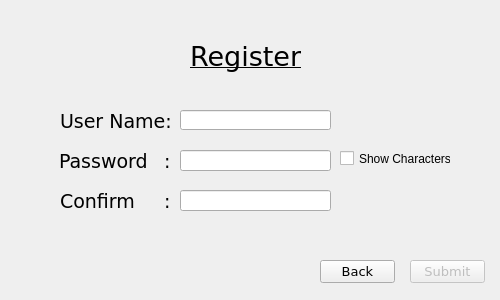
Bhitt/Hitt_Branden_CIS17B_48037, file Project/ShoppingCartV11/registerchild.ui: the form before one commit.
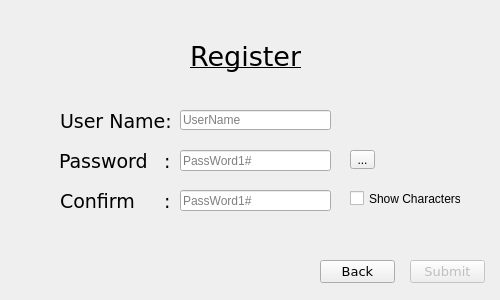
The form after the commit. Icons and pictures are not drawn. Custom widgets are drawn as their Qt base class.

Patch:
```diff
--- a/Project/ShoppingCartV11/registerchild.ui
+++ b/Project/ShoppingCartV11/registerchild.ui
@@ -42,6 +42,9 @@
      <height>20</height>
     </rect>
    </property>
+   <property name="placeholderText">
+    <string>UserName</string>
+   </property>
   </widget>
   <widget class="QLabel" name="label">
    <property name="geometry">
@@ -109,6 +112,9 @@
    <property name="echoMode">
     <enum>QLineEdit::Password</enum>
    </property>
+   <property name="placeholderText">
+    <string>PassWord1#</string>
+   </property>
   </widget>
   <widget class="QPushButton" name="Submit">
    <property name="enabled">
@@ -141,8 +147,8 @@
   <widget class="QCheckBox" name="showChar">
    <property name="geometry">
     <rect>
-     <x>340</x>
-     <y>150</y>
+     <x>350</x>
+     <y>190</y>
      <width>111</width>
      <height>17</height>
     </rect>
@@ -154,10 +160,10 @@
   <widget class="QLabel" name="Warning">
    <property name="geometry">
     <rect>
-     <x>50</x>
-     <y>180</y>
+     <x>60</x>
+     <y>220</y>
      <width>311</width>
-     <height>61</height>
+     <height>31</height>
     </rect>
    </property>
    <property name="text">
@@ -230,6 +236,9 @@
    <property name="echoMode">
     <enum>QLineEdit::Password</enum>
    </property>
+   <property name="placeholderText">
+    <string>PassWord1#</string>
+   </property>
   </widget>
   <widget class="QPushButton" name="Back">
    <property name="enabled">
@@ -259,6 +268,19 @@
     <string>Back</string>
    </property>
   </widget>
+  <widget class="QToolButton" name="toolButton">
+   <property name="geometry">
+    <rect>
+     <x>350</x>
+     <y>150</y>
+     <width>25</width>
+     <height>19</height>
+    </rect>
+   </property>
+   <property name="text">
+    <string>...</string>
+   </property>
+  </widget>
  </widget>
  <customwidgets>
   <customwidget>
```
